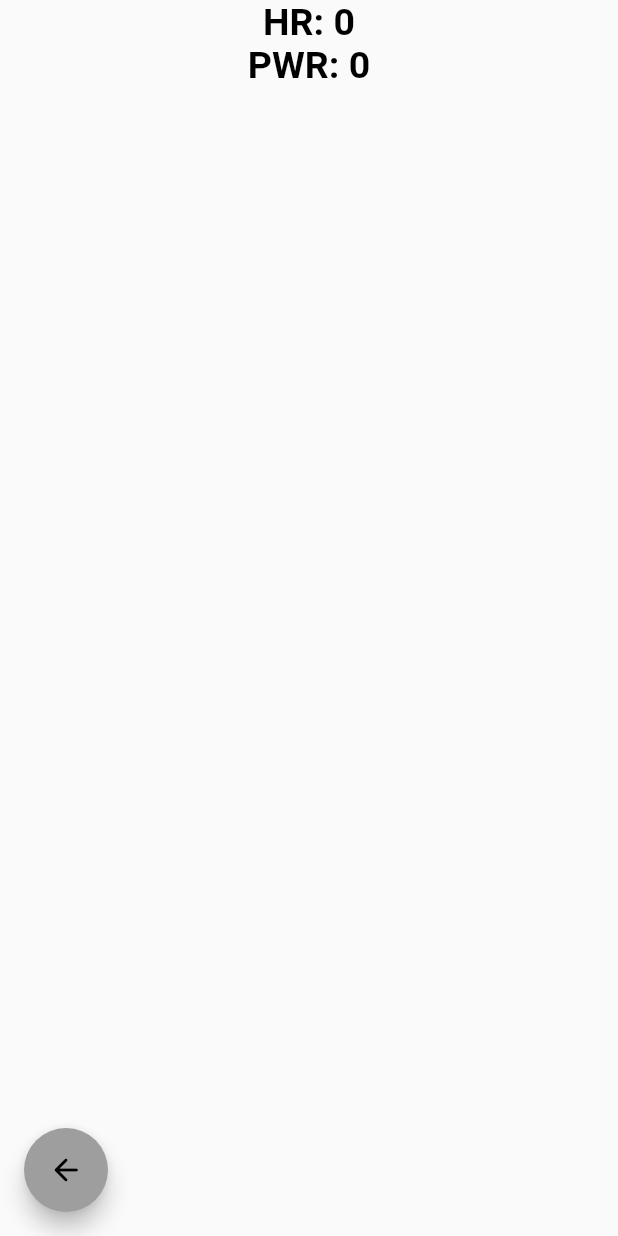
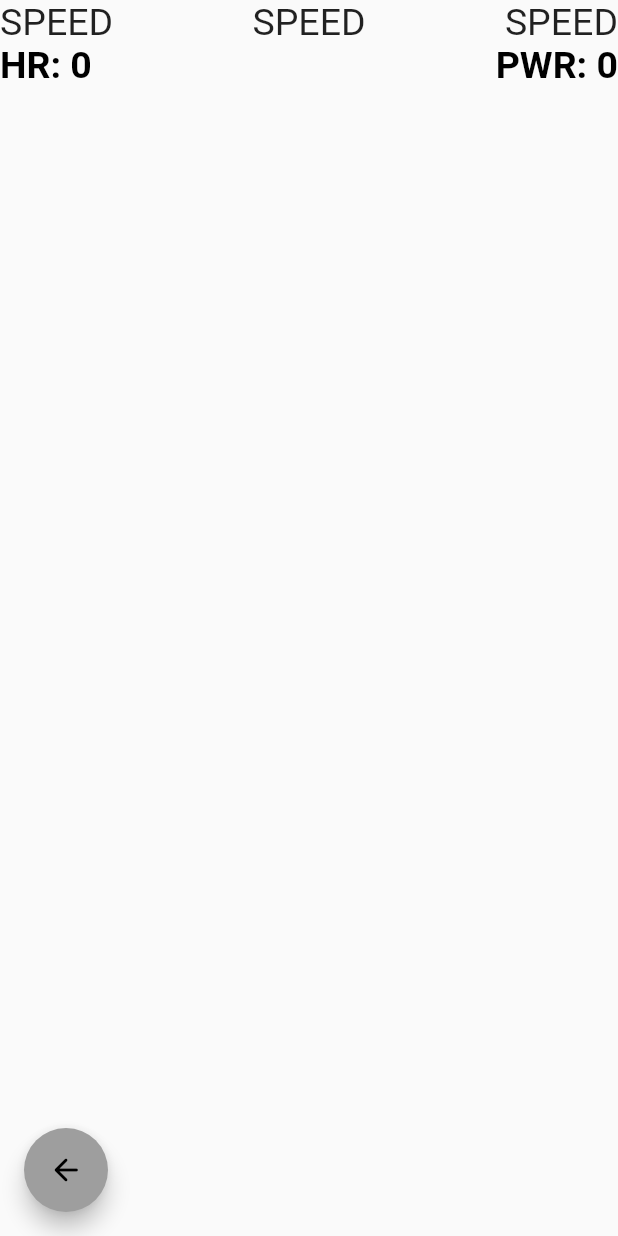
Before and after one commit to FrankAlbella/karoo-colab, a Flutter app: the screen it shows after launch, after a tap on "SOLO WORKOUT", on a phone screen of 412 x 824 dp. Run offline on Flutter 3.47's test engine with Material 2 defaults, Android fonts, the phone set to English and light mode, and no system bars; our stand-ins replace flutter_bluetooth_serial, fluttertoast, geolocator, permission_handler; missing offline and left inert: flutter_reactive_ble, screen.

Commit message:
started speed/distance/timer indicators

```diff
--- a/lib/pages/home_page.dart
+++ b/lib/pages/home_page.dart
@@ -33,7 +33,7 @@ class _MyHomePageState extends State<MyHomePage> {
       body: Center(
         child: SizedBox(
           width: 175,
-          child: ListView(shrinkWrap: true, children: <Widget>[
+          child: ListView(children: <Widget>[
               SizedBox(
                   height: 65,
                   width: 10,
--- a/lib/pages/solo_workout.dart
+++ b/lib/pages/solo_workout.dart
@@ -1,14 +1,12 @@
 import 'dart:async';
 import 'package:flutter/material.dart';
-import '../ble_sensor_device.dart';
-import 'package:logging/logging.dart';
-import 'package:screen/screen.dart';
-
-import '../bluetooth_manager.dart';
+import 'package:geolocator/geolocator.dart';
 
 class SoloWorkout extends StatefulWidget {
   final String title;
-  const SoloWorkout({super.key,
+
+  const SoloWorkout({
+    super.key,
     required this.title,
   });
 
@@ -17,64 +15,96 @@ class SoloWorkout extends StatefulWidget {
 }
 
 class _SoloWorkout extends State<SoloWorkout> {
-
-
   int myHR = 0;
   int myPower = 0;
   int mySpeed = 0;
+  Duration duration = Duration();
+  Timer? timer;
+  int distance = 0;
   int? partnerHR = 0;
   int? partnerPower = 0;
   int? partnerSpeed = 0;
-  late StreamSubscription peerSubscription;
-  StreamSubscription<List<int>>? subscribeStreamHR;
 
+  void startTimer() {
+    timer = Timer.periodic(const Duration(seconds: 1), (_) => addTime());
+  }
 
+  void addTime() {
+    setState(() {
+      final seconds = duration.inSeconds + 1;
+      duration = Duration(seconds: seconds);
+
+      //Testing purposes for peers
+      //BluetoothManager.instance.broadcastString('0: ${rng.nextInt(200)}');
+      //BluetoothManager.instance.broadcastString('1: ${150}');
+    });
+  }
+
+  @override
+  void initState() {
+    super.initState();
+    startTimer();
+  }
 
   @override
   Widget build(BuildContext context) {
     return Scaffold(
       floatingActionButtonLocation: FloatingActionButtonLocation.startFloat,
       floatingActionButton: SizedBox(
-        child: FloatingActionButton (
-          shape: RoundedRectangleBorder(
-              borderRadius: BorderRadius.circular(30)
-          ),
+        child: FloatingActionButton(
+          shape:
+              RoundedRectangleBorder(borderRadius: BorderRadius.circular(30)),
           child: const Icon(Icons.arrow_back_rounded),
           onPressed: () {
             Navigator.pop(context);
           },
         ),
       ),
-      body: Center(
-        child: Column(
-          mainAxisAlignment: MainAxisAlignment.start,
+      body: SafeArea(
+          child: Column(children: [
+        Row(
+          children: const <Widget>[
+            Text("SPEED", style: TextStyle(fontSize: 25)),
+            Spacer(),
+            Text("SPEED", style: TextStyle(fontSize: 25)),
+            Spacer(),
+            Text("SPEED", style: TextStyle(fontSize: 25)),
+          ],
+        ),
+        Row(
           children: [
-            // SizedBox(
-            //   child: const Icon(Icons.heart_broken, size: 30, color: Colors.black,),
-            // ),
-            SizedBox(
+            Align(
+              alignment: Alignment.topLeft,
+              child: SizedBox(
                   child: FittedBox(
                 fit: BoxFit.scaleDown,
                 child: Text(
                   "HR: $myHR",
-                    textAlign: TextAlign.center,
-                    style: const TextStyle(fontSize: 25, color: Colors.black, fontWeight: FontWeight.w600),
-                  ),)
+                  style: const TextStyle(
+                      fontSize: 25,
+                      color: Colors.black,
+                      fontWeight: FontWeight.w600),
                 ),
-
-            SizedBox(
+              )),
+            ),
+            const Spacer(),
+            Align(
+              alignment: Alignment.topRight,
+              child: SizedBox(
                   child: FittedBox(
                 fit: BoxFit.scaleDown,
                 child: Text(
                   "PWR: $myPower",
-                    textAlign: TextAlign.center,
-                    style: const TextStyle(fontSize: 25, color: Colors.black, fontWeight: FontWeight.w600),
-                  ),)
+                  style: const TextStyle(
+                      fontSize: 25,
+                      color: Colors.black,
+                      fontWeight: FontWeight.w600),
+                ),
+              )),
             ),
           ],
         ),
-      ),
+      ])),
     );
   }
-
 }
```
Also changed, not shown: 1 other file. Lines whose indentation alone changed are shown as unchanged.
